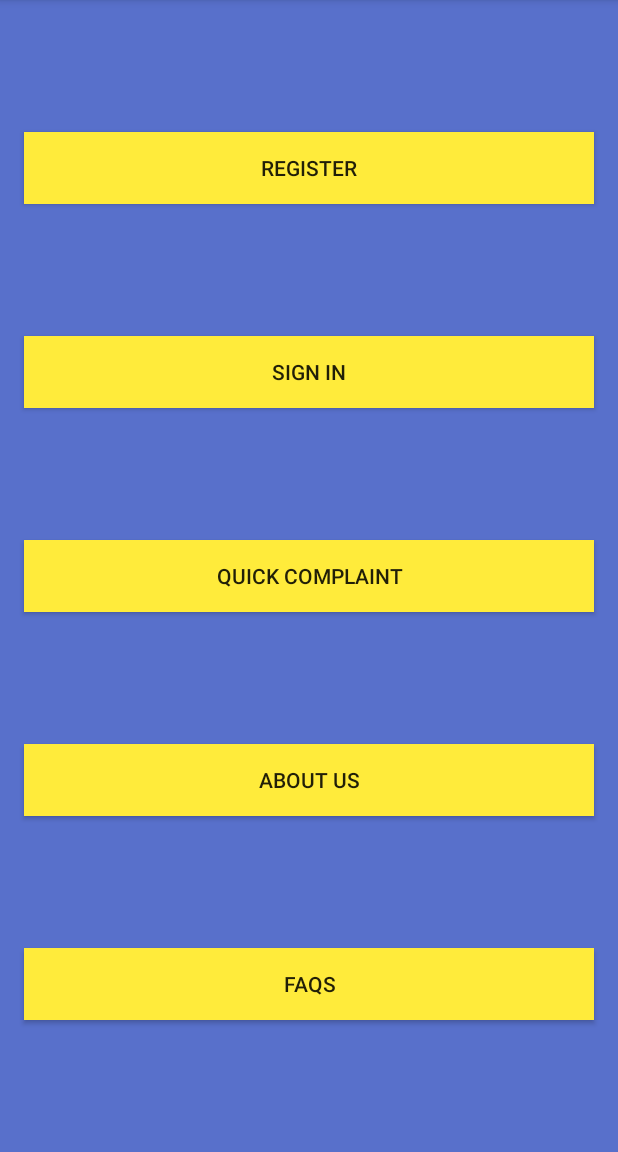
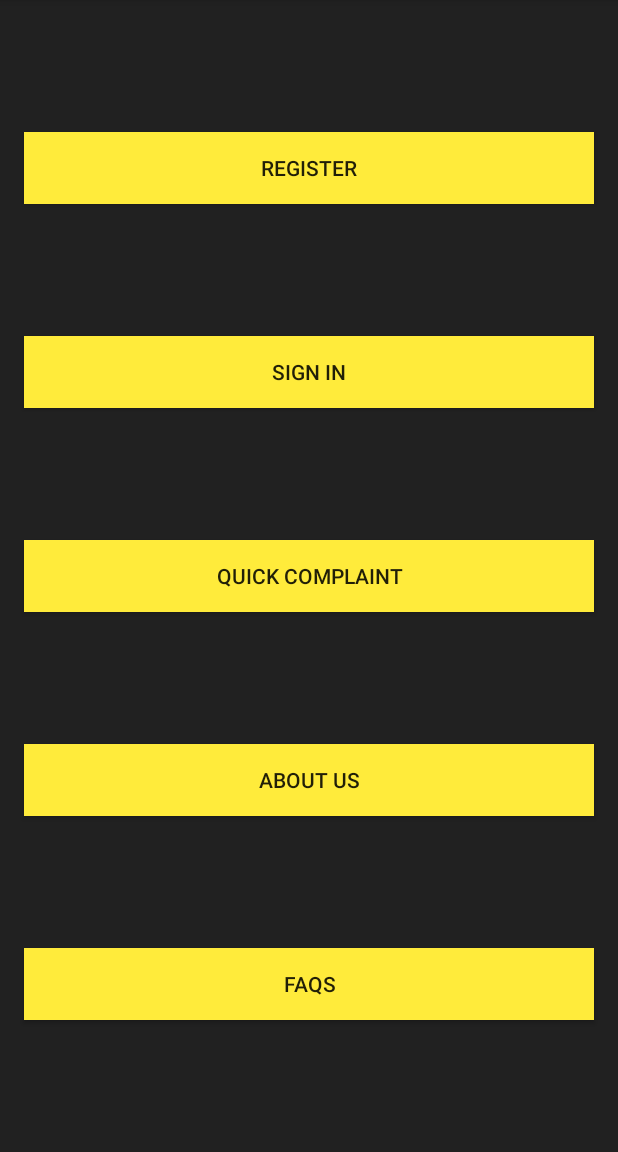
Before and after one commit to KingPegasus/ComputerMaintenance, an Android app: the screen it shows after launch (MainActivity), on a phone screen of 412 x 824 dp, the part 84-1236 px from its top. Run offline under Robolectric (Android 15) with nearby library versions, the phone set to English and light mode, and no system bars.

Commit message:
Using Constraint Layout - revised color of Buttons and Background

```diff
--- a/app/src/main/res/layout/activity_main.xml
+++ b/app/src/main/res/layout/activity_main.xml
@@ -4,7 +4,7 @@
     xmlns:tools="http://schemas.android.com/tools"
     android:layout_width="match_parent"
     android:layout_height="match_parent"
-    android:background="#5870cb"
+    android:background="#212121"
 
     tools:context="com.example.android.computermaintenance.MainActivity">
 
```
